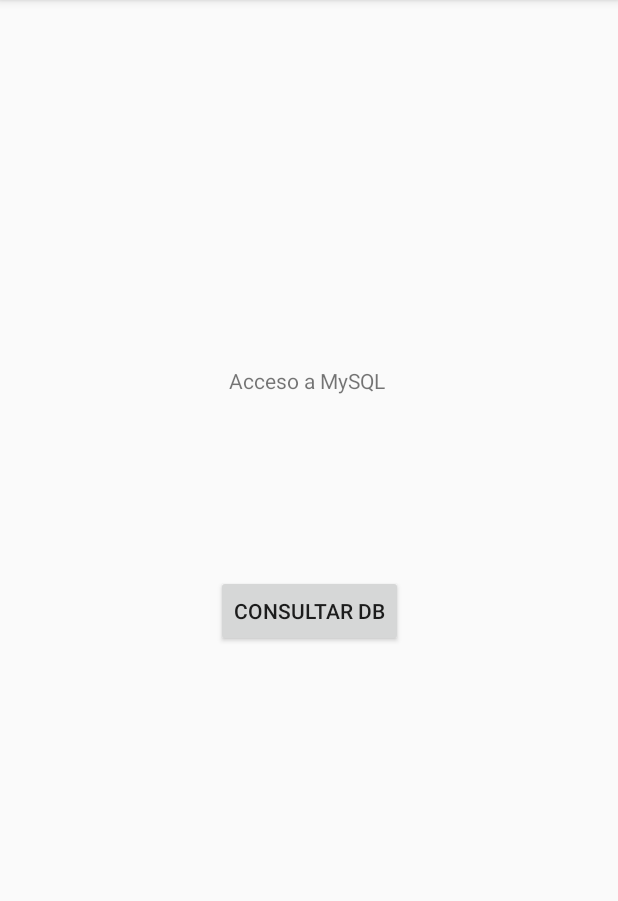
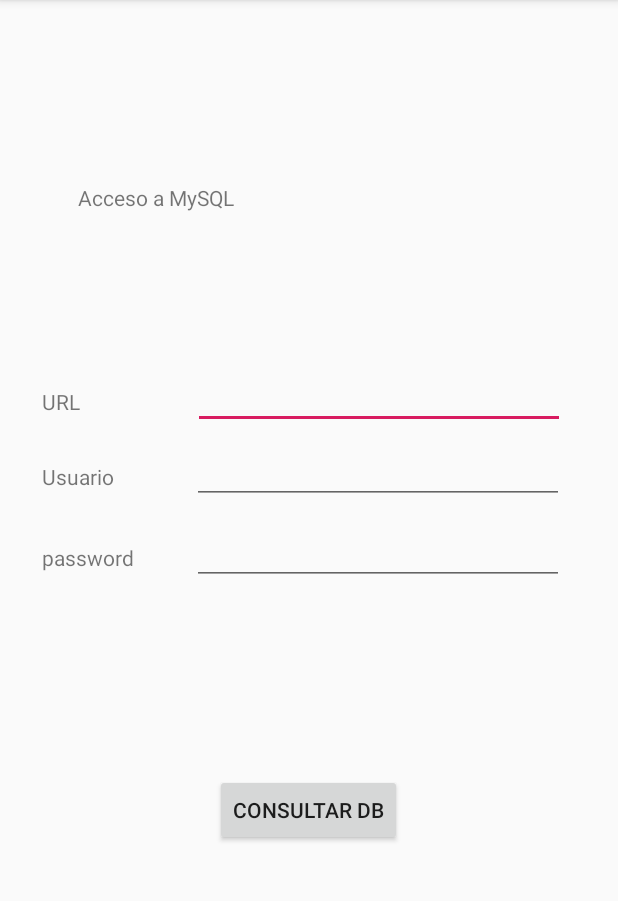
Before and after one commit to HashRaygoza/AccesoMySQL, an Android app: the screen it shows after launch (MainActivity), on a phone screen of 412 x 824 dp, the part 84-985 px from its top. Run offline under Robolectric (Android 15) with nearby library versions, the phone set to English and light mode, and no system bars.

Commit message:
v 0.9
* La interfaz pregunta por los datos de conexion
* Consulta la version de base de datos de la base de datos
indicada

```diff
--- a/app/src/main/java/com/example/accesomysql/MainActivity.java
+++ b/app/src/main/java/com/example/accesomysql/MainActivity.java
@@ -4,12 +4,12 @@ import android.content.Intent;
 import android.support.v7.app.AppCompatActivity;
 import android.os.Bundle;
 import android.view.View;
+import android.widget.EditText;
 
 import com.example.accesomysql.accesoDB.AccesoDB;
 
 public class MainActivity extends AppCompatActivity {
     public static final String RESULTADO_CONSULTA = "com.example.accesomysql.RESULTADO_CONSULTA";
-    private AccesoDB accesoDB = new AccesoDB();
 
     @Override
     protected void onCreate(Bundle savedInstanceState) {
@@ -20,6 +20,16 @@ public class MainActivity extends AppCompatActivity {
 
     public void sendMessage(View view){
         Intent intent = new Intent(this, BaseDatosActivity.class);
+
+        EditText urlTxt = (EditText) findViewById(R.id.url);
+        EditText userTxt = (EditText) findViewById(R.id.user) ;
+        EditText passTxt = (EditText) findViewById(R.id.password) ;
+
+        String url = urlTxt.getText().toString();
+        String user = userTxt.getText().toString();
+        String pass = passTxt.getText().toString();
+
+        AccesoDB accesoDB = new AccesoDB(url, user, pass);
 
         Thread hilo = new Thread(accesoDB);
         hilo.start();
--- a/app/src/main/res/layout/activity_main.xml
+++ b/app/src/main/res/layout/activity_main.xml
@@ -8,27 +8,99 @@
 
     <TextView
         android:id="@+id/textView"
-        android:layout_width="106dp"
-        android:layout_height="wrap_content"
+        android:layout_width="308dp"
+        android:layout_height="30dp"
         android:text="@string/acceso_a_mysql"
         app:layout_constraintBottom_toBottomOf="parent"
         app:layout_constraintHorizontal_bias="0.498"
         app:layout_constraintLeft_toLeftOf="parent"
         app:layout_constraintRight_toRightOf="parent"
         app:layout_constraintTop_toTopOf="parent"
-        app:layout_constraintVertical_bias="0.326" />
+        app:layout_constraintVertical_bias="0.165" />
 
     <Button
         android:id="@+id/button2"
         android:layout_width="wrap_content"
         android:layout_height="wrap_content"
         android:layout_marginStart="8dp"
-        android:layout_marginTop="120dp"
+        android:layout_marginTop="364dp"
         android:layout_marginEnd="8dp"
         android:onClick="sendMessage"
         android:text="@string/textoBoton"
         app:layout_constraintEnd_toEndOf="parent"
+        app:layout_constraintHorizontal_bias="0.498"
         app:layout_constraintStart_toStartOf="parent"
         app:layout_constraintTop_toBottomOf="@+id/textView" />
 
+    <TextView
+        android:id="@+id/textView4"
+        android:layout_width="85dp"
+        android:layout_height="20dp"
+        android:layout_marginStart="28dp"
+        android:text="@string/etiquetaURL"
+        app:layout_constraintBaseline_toBaselineOf="@+id/url"
+        app:layout_constraintStart_toStartOf="parent" />
+
+    <TextView
+        android:id="@+id/textView5"
+        android:layout_width="85dp"
+        android:layout_height="20dp"
+        android:layout_marginStart="28dp"
+        android:text="@string/etiquetaUsuario"
+        app:layout_constraintBaseline_toBaselineOf="@+id/user"
+        app:layout_constraintStart_toStartOf="parent" />
+
+    <TextView
+        android:id="@+id/textView6"
+        android:layout_width="85dp"
+        android:layout_height="20dp"
+        android:layout_marginStart="28dp"
+        android:text="@string/etiquetaPassword"
+        app:layout_constraintBaseline_toBaselineOf="@+id/password"
+        app:layout_constraintStart_toStartOf="parent" />
+
+    <EditText
+        android:id="@+id/url"
+        android:layout_width="248dp"
+        android:layout_height="42dp"
+        android:layout_marginStart="8dp"
+        android:layout_marginTop="92dp"
+        android:layout_marginEnd="20dp"
+        android:ems="10"
+        android:importantForAutofill="no"
+        android:inputType="text"
+        app:layout_constraintEnd_toEndOf="parent"
+        app:layout_constraintHorizontal_bias="0.318"
+        app:layout_constraintStart_toEndOf="@+id/textView4"
+        app:layout_constraintTop_toBottomOf="@+id/textView" />
+
+    <EditText
+        android:id="@+id/user"
+        android:layout_width="248dp"
+        android:layout_height="42dp"
+        android:layout_marginStart="8dp"
+        android:layout_marginTop="8dp"
+        android:layout_marginEnd="20dp"
+        android:ems="10"
+        android:importantForAutofill="no"
+        android:inputType="text"
+        app:layout_constraintEnd_toEndOf="parent"
+        app:layout_constraintHorizontal_bias="0.294"
+        app:layout_constraintStart_toEndOf="@+id/textView5"
+        app:layout_constraintTop_toBottomOf="@+id/url" />
+
+    <EditText
+        android:id="@+id/password"
+        android:layout_width="248dp"
+        android:layout_height="42dp"
+        android:layout_marginStart="8dp"
+        android:layout_marginTop="12dp"
+        android:layout_marginEnd="20dp"
+        android:ems="10"
+        android:inputType="text"
+        app:layout_constraintEnd_toEndOf="parent"
+        app:layout_constraintHorizontal_bias="0.294"
+        app:layout_constraintStart_toEndOf="@+id/textView6"
+        app:layout_constraintTop_toBottomOf="@+id/user" />
+
 </android.support.constraint.ConstraintLayout>
--- a/app/src/main/res/values/strings.xml
+++ b/app/src/main/res/values/strings.xml
@@ -4,4 +4,7 @@
     <string name="textoBoton">Consultar DB</string>
     <string name="mensajeVersion">Versión MySQL</string>
     <string name="versionMySQL">version</string>
+    <string name="etiquetaURL">URL</string>
+    <string name="etiquetaUsuario">Usuario</string>
+    <string name="etiquetaPassword">password</string>
 </resources>
```
